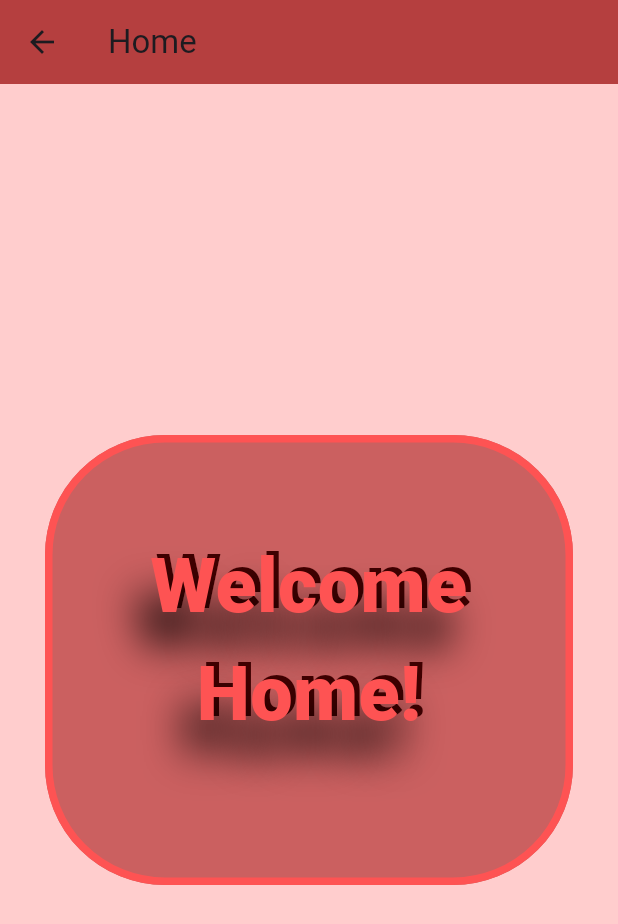
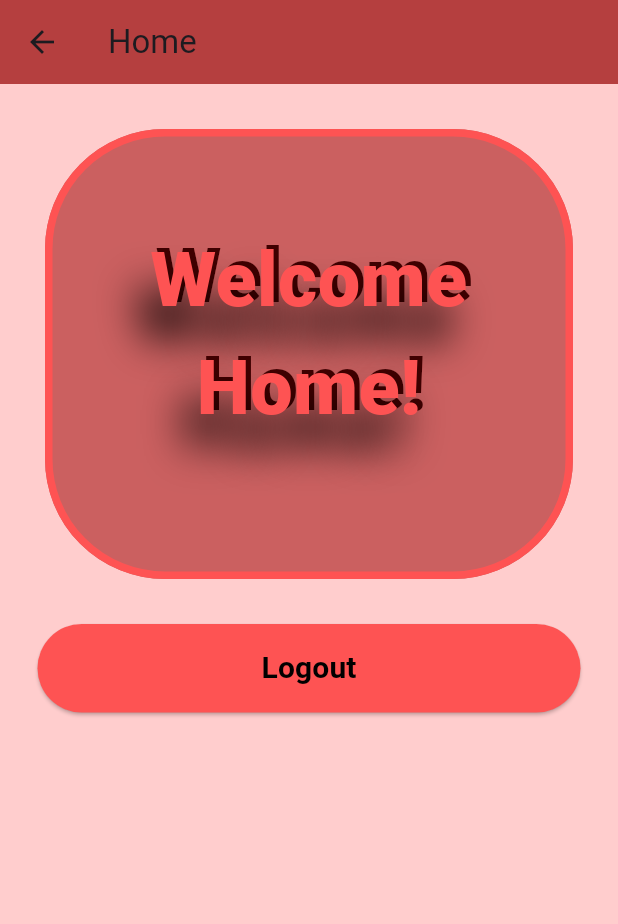
Before and after one commit to mohamediiii12/assignment_1, a Flutter app: the HomeScreen screen opened by its route, on a phone screen of 412 x 824 dp. Shown: the top 924 px of the screen. Run offline on Flutter 3.47's test engine with Material 3 defaults, Android fonts, the phone set to English and light mode, and no system bars; our stand-ins replace fluttertoast; network calls fail.

Commit message:
logout dialog

```diff
--- a/lib/core/strings.dart
+++ b/lib/core/strings.dart
@@ -1,5 +1,6 @@
 class AppStrings {
   static const String login = 'Login';
+  static const String logout = 'Logout';
   static const String email = 'Email';
   static const String password = 'Password';
   static const String signUpPrompt = "Don't have an account? Sign up";
--- a/lib/presentation/features/auth/view/login_screen.dart
+++ b/lib/presentation/features/auth/view/login_screen.dart
@@ -46,6 +46,7 @@ class LoginScreen extends StatelessWidget {
                       Navigator.pushNamed(context, '/register');
                     },
                     child: Text(
+
                       AppStrings.signUpPrompt,
                       style: const TextStyle(
                         color: AppColors.primary,
--- a/lib/presentation/features/home/view/home_screen.dart
+++ b/lib/presentation/features/home/view/home_screen.dart
@@ -1,10 +1,16 @@
 import 'package:assignment_1/core/colors.dart';
 import 'package:assignment_1/core/strings.dart';
+import 'package:assignment_1/presentation/features/home/widgets/logout_dialog.dart';
+import 'package:assignment_1/presentation/widgets/app_button.dart';
 import 'package:flutter/material.dart';
 
 
 class HomeScreen extends StatelessWidget {
   const HomeScreen({super.key});
+
+  void _showLogoutDialog(BuildContext context) {
+    showDialog(context: context, builder: (context) => LogoutDialog());
+  }
 
   @override
   Widget build(BuildContext context) {
@@ -14,7 +20,9 @@ class HomeScreen extends StatelessWidget {
         title: Text('Home'),
         backgroundColor: AppColors.primary,
       ),
-      body: Center(
+      body: Column(
+        children: [
+          Center(
             child: Container(
               height: 300,
               width: 500,
@@ -22,22 +30,12 @@ class HomeScreen extends StatelessWidget {
               margin: EdgeInsets.all(30),
               decoration: BoxDecoration(
                 borderRadius: BorderRadius.all(Radius.circular(80)),
-            border: Border.all(
-              color: AppColors.button,
-              width: 5
-            ),
-            boxShadow: [
-              BoxShadow(
-                color: Color.fromARGB(255, 203, 96, 96),
-
-
-              )
-            ]
+                border: Border.all(color: AppColors.button, width: 5),
+                boxShadow: [BoxShadow(color: Color.fromARGB(255, 203, 96, 96))],
               ),
 
-
               child: Text(
-              textAlign:TextAlign.center,
+                textAlign: TextAlign.center,
                 AppStrings.welcomeHome,
                 style: TextStyle(
                   shadows: [
@@ -54,11 +52,19 @@ class HomeScreen extends StatelessWidget {
                   ],
                   fontSize: 50.4,
                   fontWeight: FontWeight.w900,
-                color: AppColors.button
+                  color: AppColors.button,
                 ),
               ),
-
             ),
+          ),
+          Padding(
+            padding: const EdgeInsets.symmetric(horizontal: 25),
+            child: AppButton(
+              text: AppStrings.logout,
+              onPressed: () => _showLogoutDialog(context),
+            ),
+          ),
+        ],
       ),
     );
   }
--- a/lib/presentation/widgets/app_button.dart
+++ b/lib/presentation/widgets/app_button.dart
@@ -6,7 +6,7 @@ class AppButton extends StatelessWidget {
   final String text;
   final VoidCallback onPressed;
 
-  AppButton({super.key, required this.text, required this.onPressed});
+  const AppButton({super.key, required this.text, required this.onPressed});
 
   @override
   Widget build(BuildContext context) {
--- a/pubspec.yaml
+++ b/pubspec.yaml
@@ -30,6 +30,7 @@ environment:
 dependencies:
   flutter:
     sdk: flutter
+  fluttertoast: ^8.2.4
 
   # The following adds the Cupertino Icons font to your application.
   # Use with the CupertinoIcons class for iOS style icons.
```
Also changed, not shown: lib/core/app_toast.dart (added, +13 -0 lines), lib/presentation/features/home/widgets/logout_dialog.dart (added, +32 -0 lines), pubspec.lock. Lines whose indentation alone changed are shown as unchanged.
